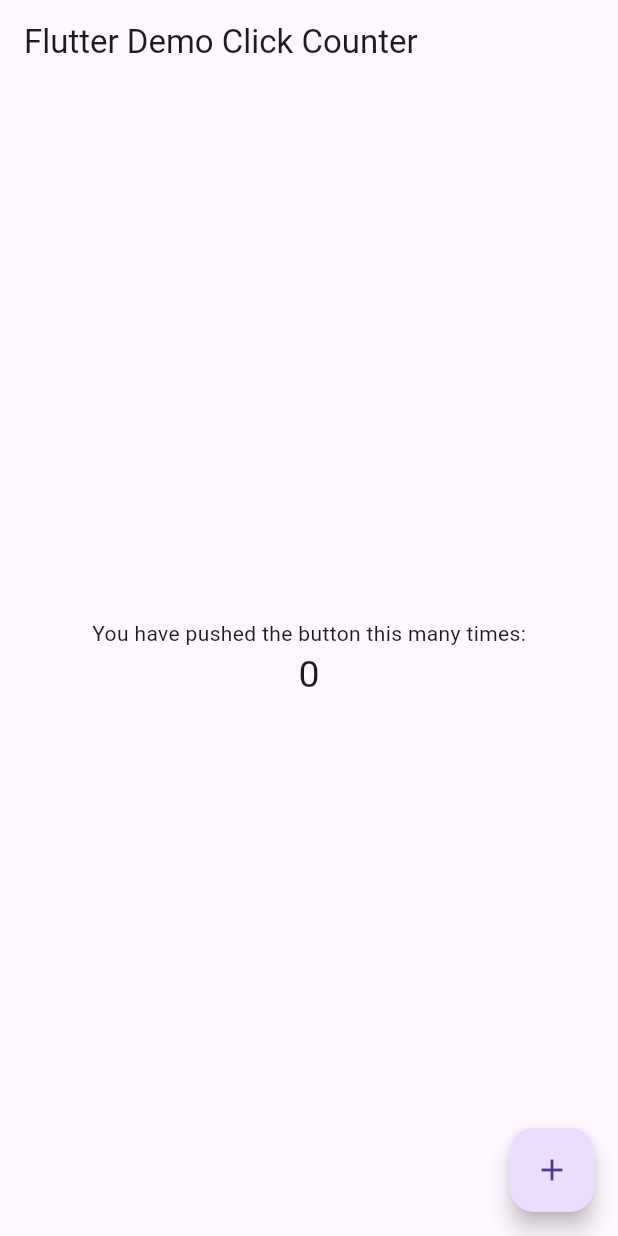
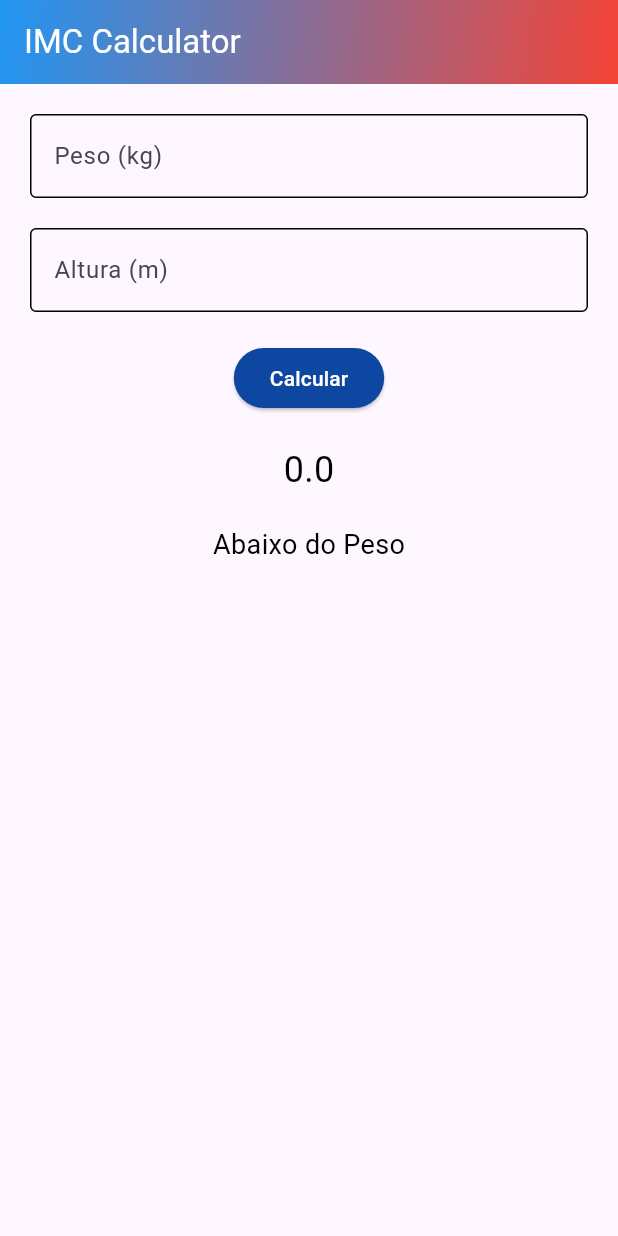
Before and after one commit to EduardoCavalcante872/imcEduardocavalcante, a Flutter app: the screen it shows after launch, on a phone screen of 412 x 824 dp. Run offline on Flutter 3.47's test engine with Material 3 defaults, Android fonts, the phone set to English and light mode, and no system bars.

Commit message:
Update main.dart

```diff
--- a/lib/main.dart
+++ b/lib/main.dart
@@ -1,92 +1,142 @@
 import 'package:flutter/material.dart';
 
-void main() => runApp(const MyApp());
+void main() {
+  runApp(MyApp());
+}
 
 class MyApp extends StatelessWidget {
-  const MyApp({super.key});
-  static const String _title = 'Flutter Stateful Clicker Counter';
-  // This widget is the root of your application.
   @override
   Widget build(BuildContext context) {
     return MaterialApp(
-      title: _title,
+      debugShowCheckedModeBanner: false,
+      title: 'IMC Calculator',
       theme: ThemeData(
-        // useMaterial3: false,
         primarySwatch: Colors.blue,
+        visualDensity: VisualDensity.adaptivePlatformDensity,
       ),
-      home: const MyHomePage(),
+      home: IMCCalculator(),
     );
   }
 }
 
-class MyHomePage extends StatefulWidget {
-  const MyHomePage({super.key});
-  // This widget is the home page of your application. It is stateful, meaning
-  // that it has a State object (defined below) that contains fields that affect
-  // how it looks.
-  // This class is the configuration for the state.
+class IMCCalculator extends StatefulWidget {
   @override
-  _MyHomePageState createState() => _MyHomePageState();
+  _IMCCalculatorState createState() => _IMCCalculatorState();
 }
 
-class _MyHomePageState extends State<MyHomePage> {
-  int _counter = 0;
+class _IMCCalculatorState extends State<IMCCalculator> {
+  double _peso = 0;
+  double _altura = 0;
+  double _imc = 0;
 
-  void _incrementCounter() {
+  void setPeso(double value) {
     setState(() {
-      // This call to setState tells the Flutter framework that something has
-      // changed in this State, which causes it to rerun the build method below
-      // so that the display can reflect the updated values. If we changed
-      // _counter without calling setState(), then the build method would not be
-      // called again, and so nothing would appear to happen.
-      _counter++;
+      _peso = value;
     });
+  }
+
+  void setAltura(double value) {
+    setState(() {
+      _altura = value;
+    });
+  }
+
+  void calculateImc() {
+    if (_peso > 0 && _altura > 0) {
+      setState(() {
+        _imc = _peso / (_altura * _altura);
+      });
+    }
+  }
+
+  String getStatus() {
+    if (_imc < 18.5) {
+      return 'Abaixo do Peso';
+    } else if (_imc >= 18.5 && _imc < 25) {
+      return 'Peso Ideal';
+    } else if (_imc >= 25 && _imc < 30) {
+      return 'Acima do Peso';
+    } else if (_imc >= 30) {
+      return 'Obesidade';
+    }
+    return '';
   }
 
   @override
   Widget build(BuildContext context) {
-    // This method is rerun every time setState is called, for instance as done
-    // by the _incrementCounter method above.
-    //
-    // The Flutter framework has been optimized to make rerunning build methods
-    // fast, so that you can just rebuild anything that needs updating rather
-    // than having to individually change instances of widgets.
     return Scaffold(
       appBar: AppBar(
-        // Here we take the value from the MyHomePage object that was created by
-        // the App.build method, and use it to set our appbar title.
-        title: const Text('Flutter Demo Click Counter'),
+        title: Text('IMC Calculator', style: TextStyle(color: Colors.white)),
+        backgroundColor: Colors.blue,
+        flexibleSpace: Container(
+          decoration: BoxDecoration(
+            gradient: LinearGradient(
+              begin: Alignment.topLeft,
+              end: Alignment.bottomRight,
+              colors: [Colors.blue, Colors.red],
+            ),
+          ),
+        ),
       ),
-      body: Center(
-        // Center is a layout widget. It takes a single child and positions it
-        // in the middle of the parent.
+      body: Padding(
+        padding: const EdgeInsets.all(20.0),
         child: Column(
-          // Column is also a layout widget. It takes a list of children and
-          // arranges them vertically. By default, it sizes itself to fit its
-          // children horizontally, and tries to be as tall as its parent.
-          //
-          // Column has various properties to control how it sizes itself and
-          // how it positions its children. Here we use mainAxisAlignment to
-          // center the children vertically; the main axis here is the vertical
-          // axis because Columns are vertical (the cross axis would be
-          // horizontal).
-          mainAxisAlignment: MainAxisAlignment.center,
-          children: <Widget>[
-            const Text(
-              'You have pushed the button this many times:',
+          children: [
+            TextField(
+              decoration: InputDecoration(
+                labelText: 'Peso (kg)',
+                border: OutlineInputBorder(),
+                enabledBorder: OutlineInputBorder(
+                  borderSide: BorderSide(color: Colors.black),
+                ),
+              ),
+              onChanged: (value) {
+                setPeso(double.parse(value));
+              },
             ),
+            SizedBox(height: 20),
+            TextField(
+              decoration: InputDecoration(
+                labelText: 'Altura (m)',
+                border: OutlineInputBorder(),
+                enabledBorder: OutlineInputBorder(
+                  borderSide: BorderSide(color: Colors.black),
+                ),
+              ),
+              onChanged: (value) {
+                setAltura(double.parse(value));
+              },
+            ),
+            SizedBox(height: 20),
+            ElevatedButton(
+              child: Text('Calcular', style: TextStyle(color: Colors.white)),
+              onPressed: () {
+                calculateImc();
+              },
+              style: ButtonStyle(
+                backgroundColor: MaterialStateProperty.all(Colors.blue[900]),
+                overlayColor: MaterialStateProperty.resolveWith<Color>(
+                  (Set<MaterialState> states) {
+                    if (states.contains(MaterialState.pressed))
+                      return Colors.red;
+                    return Colors.blue;
+                  },
+                ),
+              ),
+            ),
+            SizedBox(height: 20),
             Text(
-              '$_counter',
-              style: const TextStyle(fontSize: 25),
+              '$_imc',
+              style: TextStyle(fontSize: 24, color: Colors.black),
+            ),
+            SizedBox(height: 20),
+            Text(
+              '${getStatus()}',
+              style: TextStyle(fontSize: 18, color: Colors.black),
             ),
           ],
         ),
       ),
-      floatingActionButton: FloatingActionButton(
-        onPressed: _incrementCounter,
-        tooltip: 'Increment',
-        child: const Icon(Icons.add),
-      ),
     );
   }
 }
```
